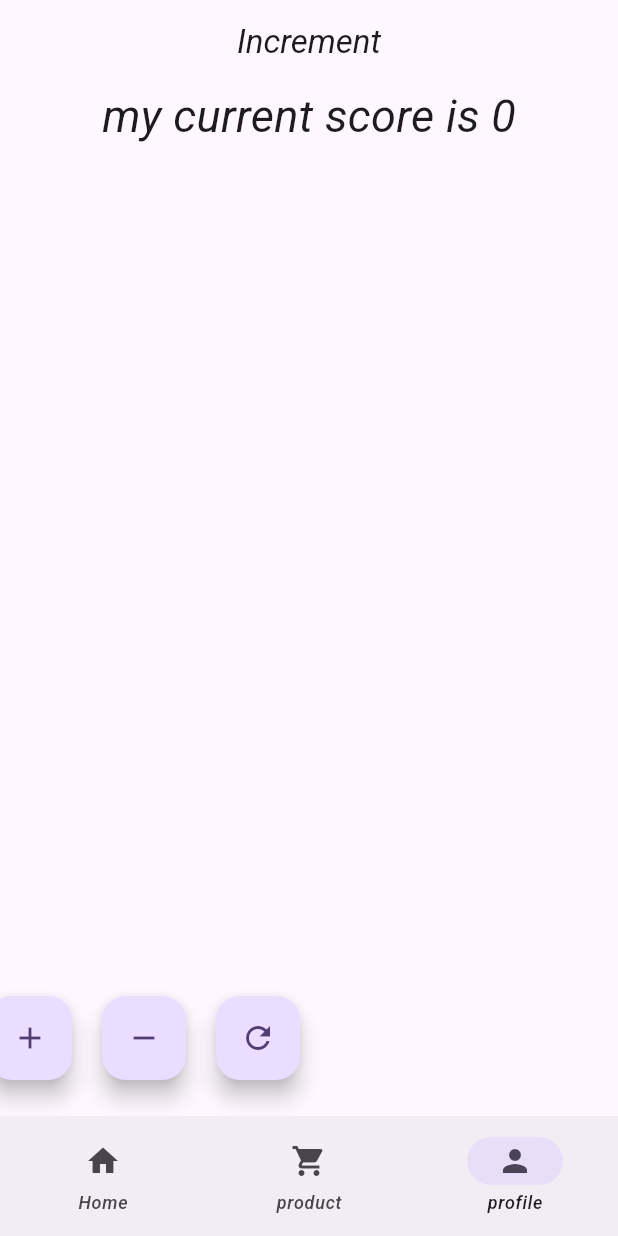
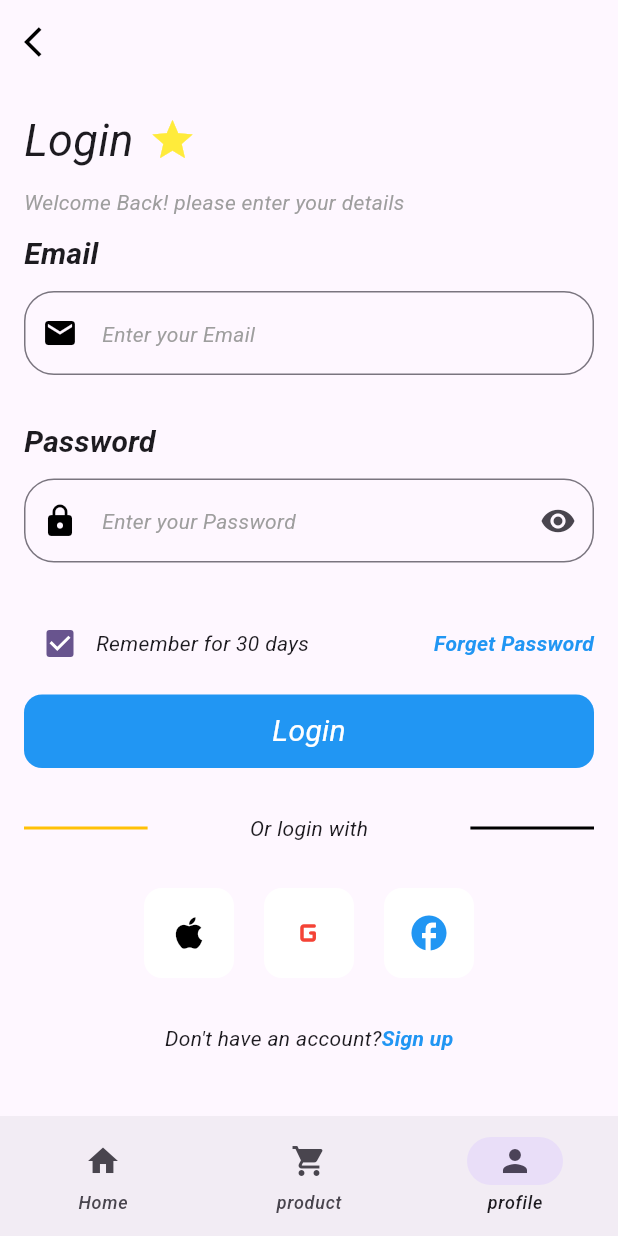
Before and after one commit to sabin-khatri/bike-rental, a Flutter app: the screen it shows after launch, item 3 of the bottom bar chosen, on a phone screen of 412 x 824 dp. Run offline on Flutter 3.47's test engine with Material 3 defaults, Android fonts, the phone set to English and light mode, and no system bars; our stand-ins replace google_fonts; network calls fail.

Commit message:
updated code

```diff
--- /dev/null
+++ b/mmamc_2/lib/screens/login_screen.dart
@@ -0,0 +1,167 @@
+import 'package:flutter/material.dart';
+import 'package:mmamc_2/screens/signup_screen.dart';
+import 'package:mmamc_2/widgets/custom_text_form_field_widget.dart';
+
+class LoginScreen extends StatefulWidget {
+  const LoginScreen({super.key});
+
+  @override
+  State<LoginScreen> createState() => _LoginScreenState();
+}
+
+
+class _LoginScreenState extends State<LoginScreen> {
+  final _key = GlobalKey<FormState>();
+  final TextEditingController emailtexteditingController = TextEditingController();
+  final TextEditingController passwordeditingController = TextEditingController();
+
+  @override
+  Widget build(BuildContext context) {
+    return  Scaffold(
+      appBar: AppBar(
+        leading: Icon(Icons.arrow_back_ios, color: Colors.black,),
+
+      ),
+      body: SingleChildScrollView(
+        padding: EdgeInsets.all(16),
+        child: Column(
+          spacing: 10,
+          crossAxisAlignment: CrossAxisAlignment.start,
+          children: [
+         Row(
+          spacing: 10,
+          children: [
+           Text('Login', style: TextStyle(fontSize: 30),),
+           Icon(Icons.star, size: 32, color: Colors.yellow,),
+         ],),
+         Text('Welcome Back! please enter your details',style: TextStyle(color: Colors.grey),),
+         Text('Email', style: TextStyle(fontWeight: FontWeight.bold, fontSize: 20 ),),
+         CustomTexFormField(
+          validation: (value){
+            if(value == null || value.isEmpty){
+              return 'please enter your email';
+            }
+            return null;
+          },
+           textEditingController: emailtexteditingController,
+           prefixIcon: Icons.email,
+          hintText: "Enter your Email",
+         ),
+         SizedBox(height: 10,),
+         Text('Password', style: TextStyle(fontWeight: FontWeight.bold, fontSize: 20 ),),
+         CustomTexFormField(
+          validation: (value){
+            if (value == null ||value.isEmpty){
+              return 'please enter your password';
+            }
+            if(value.length < 8){
+              return 'password must be 8 characters';
+            }
+            return null;
+          },
+          textEditingController: passwordeditingController,
+          suffixIcon: Icons.visibility,
+          prefixIcon: Icons.lock,
+          hintText: "Enter your Password",
+         ),
+         SizedBox(height: 10,),
+
+
+         Row(
+          mainAxisAlignment: .spaceBetween,
+          children: [
+            Row(children: [
+ Checkbox(value: true, onChanged: (v){},),
+          Text('Remember for 30 days'),
+            ],),
+
+           Text('Forget Password', style: TextStyle(color: Colors.blue, fontWeight: FontWeight.bold),),
+         ],),
+         GestureDetector(
+           onTap: (){
+            var email = emailtexteditingController.text;
+            var Password = passwordeditingController.text;
+            print('final email is $email and password is $Password');
+           },
+           child: Container(
+            alignment: .center,
+            width: MediaQuery.sizeOf(context).width,
+            padding: EdgeInsets.all(10),
+            decoration: BoxDecoration(
+            color: Colors.blue,
+            borderRadius: BorderRadius.circular(12),
+           ),
+           child: Text('Login', style: TextStyle(color: Colors.white, fontSize: 20),),
+           ),
+         ),
+         SizedBox(height: 10,),
+         Row(
+          mainAxisAlignment: MainAxisAlignment.spaceBetween,
+          children: [
+          Container(
+            color: Colors.amber,
+            height: 2,
+            width: MediaQuery.sizeOf(context).width*0.20,
+          ),
+             Text('Or login with'),
+             Container(
+            color: Colors.black,
+            height: 2,
+            width: MediaQuery.sizeOf(context).width*0.20,
+          ),
+          ],
+         ),
+          SizedBox(height: 10,),
+
+
+             Row(
+              mainAxisAlignment: MainAxisAlignment.center,
+              spacing: 20,
+              children: [
+                Container(
+                  padding: EdgeInsets.all(16),
+                  decoration: BoxDecoration(
+                    color: Colors.white,
+                    borderRadius: BorderRadius.circular(12),
+                  ),
+                  child: Icon(Icons.apple, size: 28, color: Colors.black,),
+                ),
+                 Container(
+                  padding: EdgeInsets.all(16),
+                  decoration: BoxDecoration(
+                    color: Colors.white,
+                    borderRadius: BorderRadius.circular(12),
+                  ),
+                    child: Icon(Icons.g_mobiledata_rounded, size: 28, color: Colors.red,),
+                 ),
+               Container(
+                 alignment: .center,
+                 padding: EdgeInsets.all(16),
+                 decoration: BoxDecoration(
+                   color: Colors.white,
+                   borderRadius: BorderRadius.circular(12),
+                 ),
+                 child: Icon(Icons.facebook, size: 28, color: Colors.blue,),
+               ),
+              ],
+             ),
+
+         SizedBox(height: 10,),
+
+         // dont have an account
+         Row(
+          mainAxisAlignment: MainAxisAlignment.center,
+          children: [
+             Text('Don\'t have an account?'),
+             Text('Sign up', style: TextStyle(color: Colors.blue, fontWeight: FontWeight.bold),),
+
+
+          ],
+         ),
+         SizedBox(height: 10,),
+
+        ],),
+      ),
+    );
+  }
+}
--- a/mmamc_2/lib/screens/main_screen.dart
+++ b/mmamc_2/lib/screens/main_screen.dart
@@ -1,5 +1,7 @@
 import 'package:flutter/material.dart';
 import 'package:mmamc_2/my_college.dart';
+import 'package:mmamc_2/screens/login_screen.dart';
+import 'package:mmamc_2/screens/signup_screen.dart';
 import 'package:mmamc_2/test_screen.dart';
 
 class MainScreen extends StatefulWidget {
@@ -10,7 +12,7 @@ class MainScreen extends StatefulWidget {
 }
 
 class _MainScreenState extends State<MainScreen> {
-final List pages = [MyCollege(), TestScreen(), TestScreen()];
+final List pages = [MyCollege(), TestScreen(), LoginScreen()];
 int currentIndex = 0;
 
 
--- /dev/null
+++ b/mmamc_2/lib/widgets/custom_text_form_field_widget.dart
@@ -0,0 +1,34 @@
+import 'package:flutter/material.dart';
+
+class CustomTexFormField extends StatelessWidget {
+  const CustomTexFormField({
+    super.key,
+    required this.hintText,
+    required this.prefixIcon,
+    this.suffixIcon, required this.textEditingController, this.validation,
+  });
+
+  final String hintText;
+  final IconData prefixIcon;
+  final IconData? suffixIcon;
+
+  final TextEditingController textEditingController;
+  final String? Function(String?)? validation;
+
+
+  @override
+  Widget build(BuildContext context) {
+    return TextFormField(
+      controller: textEditingController,
+      validator: validation,
+      decoration: InputDecoration(
+        border: OutlineInputBorder(
+          borderRadius: BorderRadius.circular(20),
+        ),
+        prefixIcon: Icon(prefixIcon, color: Colors.black),
+        suffixIcon: Icon(suffixIcon),
+        hint: Text(hintText, style: const TextStyle(color: Colors.grey)),
+      ),
+    );
+  }
+}
```
Also changed, not shown: mmamc_2/lib/screens/signup_screen.dart (added, +138 -0 lines).
